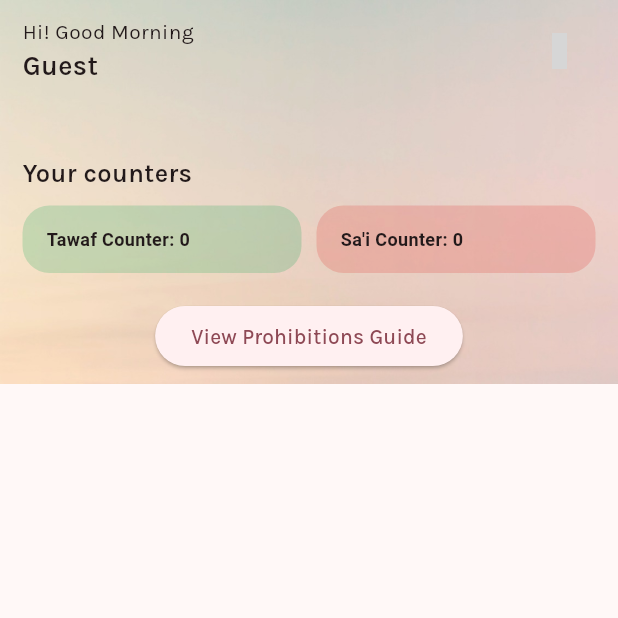
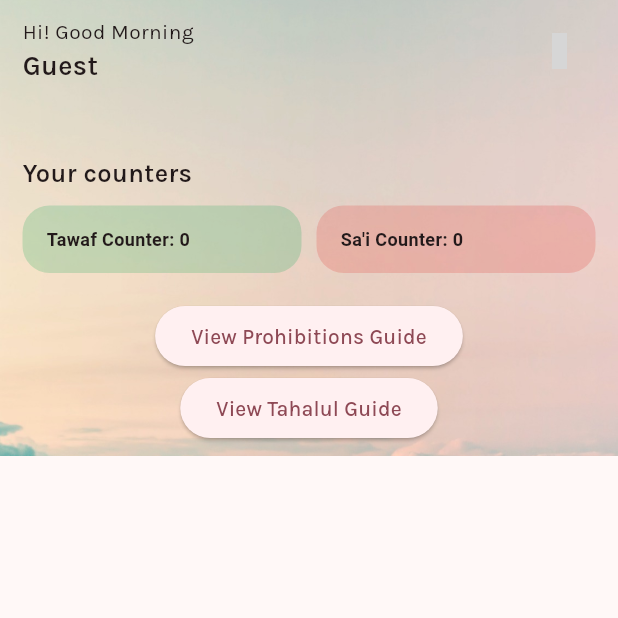
Before and after one commit to shafiq97/umrah, a Flutter app: the HomeScreen screen opened directly, after a tap on "View Prohibitions Guide", on a phone screen of 412 x 824 dp, the top half of it. Run offline on Flutter 3.47's test engine with Material 3 defaults, Android fonts, the light colour scheme and no system bars; drawn by our look-alikes of dynamic_color; our stand-ins replace cloud_firestore, firebase_auth, firebase_core, permission_handler, shared_preferences, sqflite and 1 more; missing offline and left inert: currency_picker, events_emitter, ficonsax, month_year_picker, pdftron_flutter; accounts and stored records are empty; grey boxes are pictures that could not be loaded.

Commit message:
latest update

```diff
--- a/lib/app.dart
+++ b/lib/app.dart
@@ -66,7 +66,7 @@ class App extends StatelessWidget {
         builder: (ColorScheme? lightDynamic, ColorScheme? darkDynamic) {
       return MaterialApp(
         debugShowCheckedModeBanner: false,
-        title: 'Your Umrah Mutawwif',
+        title: 'YourUmrahMutawwif',
         theme: _buildTheme(
             brightness: Brightness.light, color: lightDynamic?.primary),
         darkTheme: _buildTheme(
--- a/lib/screens/home/home.screen.dart
+++ b/lib/screens/home/home.screen.dart
@@ -46,6 +46,25 @@ class _HomeScreenState extends State<HomeScreen> {
   void _openPdfViewer() async {
     String documentPath =
         "https://firebasestorage.googleapis.com/v0/b/fypdatabase-c8728.appspot.com/o/guides.pdf?alt=media&token=533ae84e-cffb-4689-8442-a0ec0dcd9b9a"; // Replace with your file path or URL
+
+    if (Platform.isAndroid) {
+      // Request storage permission for Android
+      var status = await Permission.manageExternalStorage.request();
+      if (!status.isGranted) {
+        return; // Exit if permission not granted
+      }
+    }
+
+    try {
+      PdftronFlutter.openDocument(documentPath);
+    } catch (e) {
+      print("Error opening document: $e");
+    }
+  }
+
+  void _openPdfViewerTahalul() async {
+    String documentPath =
+        "https://firebasestorage.googleapis.com/v0/b/fypdatabase-c8728.appspot.com/o/TAHALUL.pdf?alt=media&token=37c40340-54af-4d4a-936c-11730b3d8a7c"; // Replace with your file path or URL
 
     if (Platform.isAndroid) {
       // Request storage permission for Android
@@ -251,6 +270,10 @@ class _HomeScreenState extends State<HomeScreen> {
                     onPressed: _openPdfViewer,
                     child: const Text('View Prohibitions Guide'),
                   ),
+                  ElevatedButton(
+                    onPressed: _openPdfViewerTahalul,
+                    child: const Text('View Tahalul Guide'),
+                  ),
                   StreamBuilder<QuerySnapshot>(
                     stream: FirebaseFirestore.instance
                         .collection('duas')
--- a/lib/screens/onboard/widgets/landing.dart
+++ b/lib/screens/onboard/widgets/landing.dart
@@ -40,7 +40,7 @@ class LandingPage extends StatelessWidget {
                     ),
                   ),
                   Text(
-                    "Your Umrah Mutawwif",
+                    "YourUmrahMutawwif",
                     style: theme.textTheme.headlineLarge!.merge(TextStyle(
                         color: theme.colorScheme.primary,
                         fontWeight: FontWeight.bold)),
```
Also changed, not shown: 1 other file.
